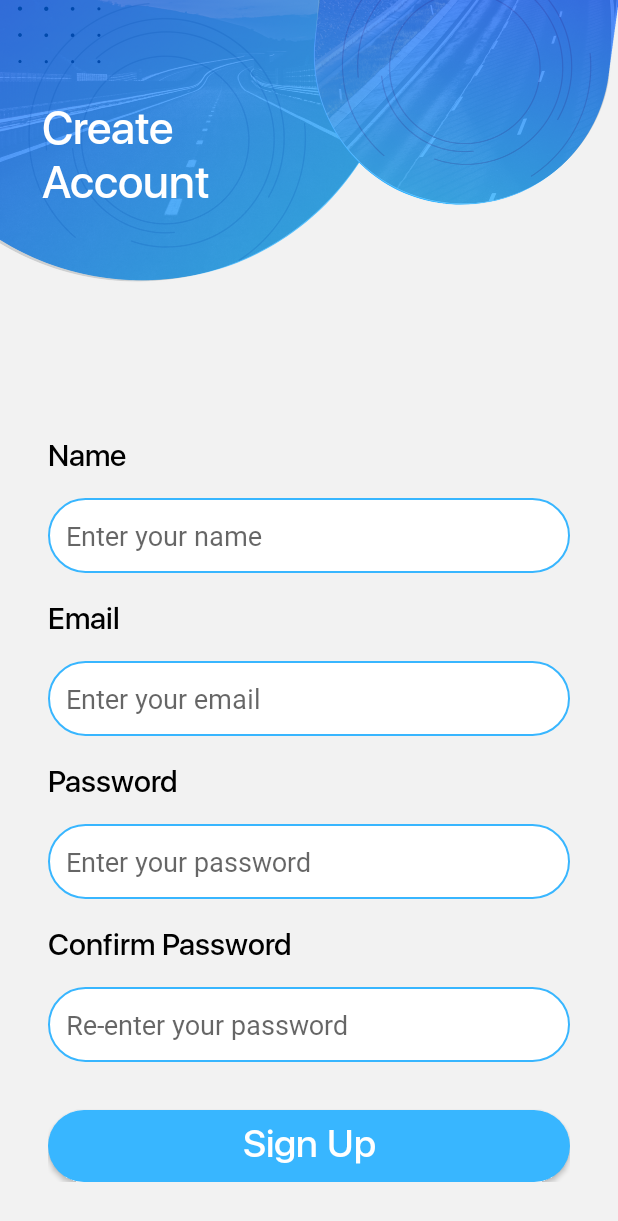
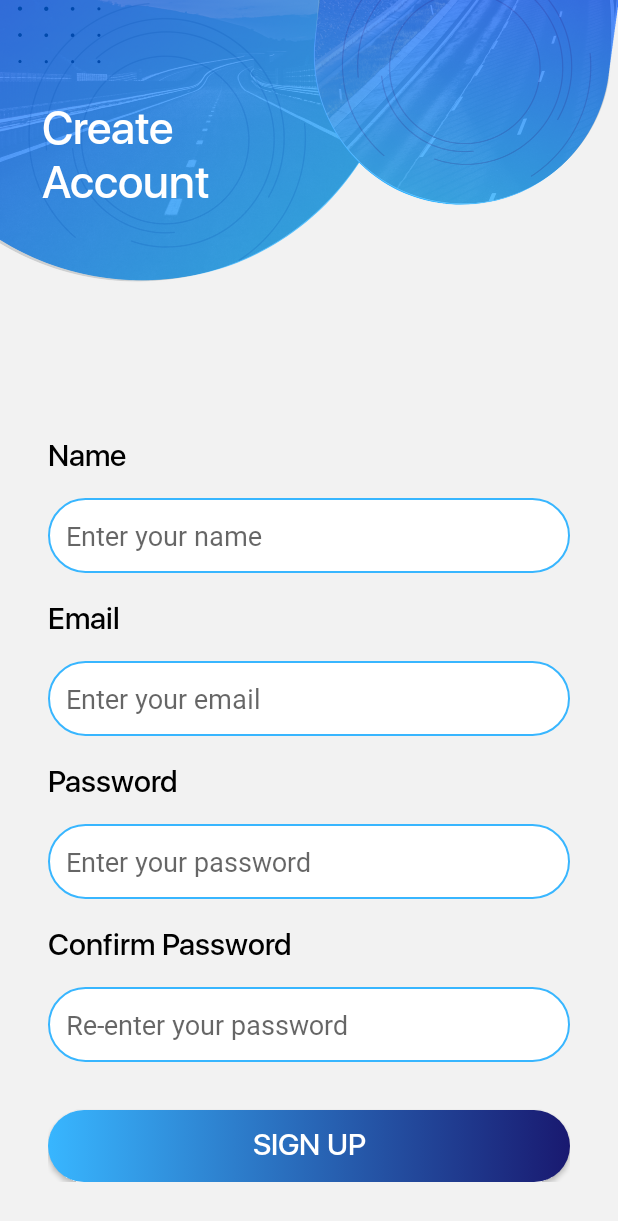
Before and after one commit to igotjulius/Visuals, an Android app: the layout activity_signup.xml on its own in the app's theme, with its tools: preview values and no code run, on a phone screen of 412 x 824 dp. Shown: the top 1221 px of the screen. Run offline under Robolectric (Android 15) with nearby library versions, the light colour scheme and no system bars.

Commit message:
emika_commit again

```diff
--- a/app/src/main/res/drawable/button_background.xml
+++ b/app/src/main/res/drawable/button_background.xml
@@ -4,6 +4,10 @@
         <shape android:shape="rectangle">
             <corners android:radius="100dp"/>
             <solid android:color="@color/sky_blue"/>
+            <gradient
+                android:startColor="@color/sky_blue"
+                android:endColor="@color/dark_blue"
+                android:angle="360" />
         </shape>
     </item>
 </selector>
--- a/app/src/main/res/layout/activity_login.xml
+++ b/app/src/main/res/layout/activity_login.xml
@@ -196,9 +196,9 @@
             android:layout_height="wrap_content"
             android:layout_marginTop="32dp"
             android:background="@drawable/button_background"
-            android:text="Login"
+            android:text="LOGIN"
             android:fontFamily="@font/sf_medium"
             android:textColor="#ffffff"
-            android:textSize="25sp" />
+            android:textSize="20sp" />
     </LinearLayout>
 </androidx.constraintlayout.widget.ConstraintLayout>
--- a/app/src/main/res/layout/activity_signup.xml
+++ b/app/src/main/res/layout/activity_signup.xml
@@ -141,8 +141,8 @@
             android:layout_marginTop="32dp"
             android:background="@drawable/button_background"
             android:fontFamily="@font/sf_medium"
-            android:text="Sign Up"
+            android:text="SIGN UP"
             android:textColor="#ffffff"
-            android:textSize="25sp" />
+            android:textSize="20sp" />
     </LinearLayout>
 </androidx.constraintlayout.widget.ConstraintLayout>
```
Also changed, not shown: app/src/main/res/drawable-hdpi/travel.png (added), app/src/main/res/drawable-mdpi/travel.png (added), app/src/main/res/drawable-xhdpi/travel.png (added), app/src/main/res/drawable-xxhdpi/travel.png (added), app/src/main/res/drawable-xxxhdpi/travel.png (added).
